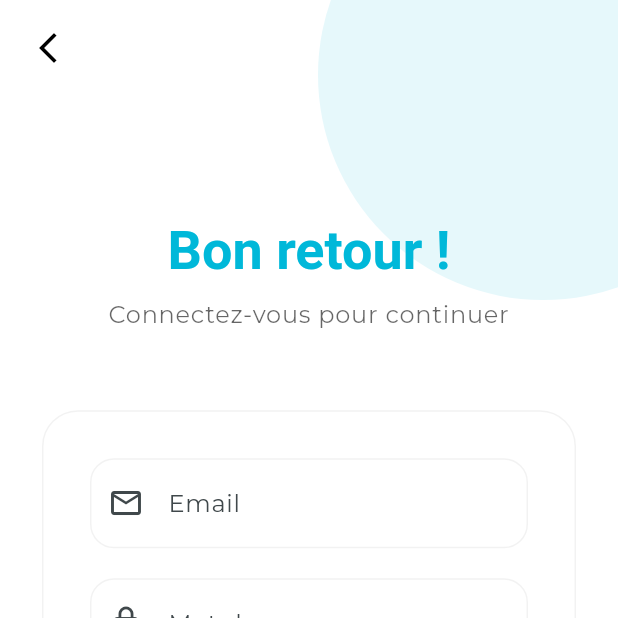
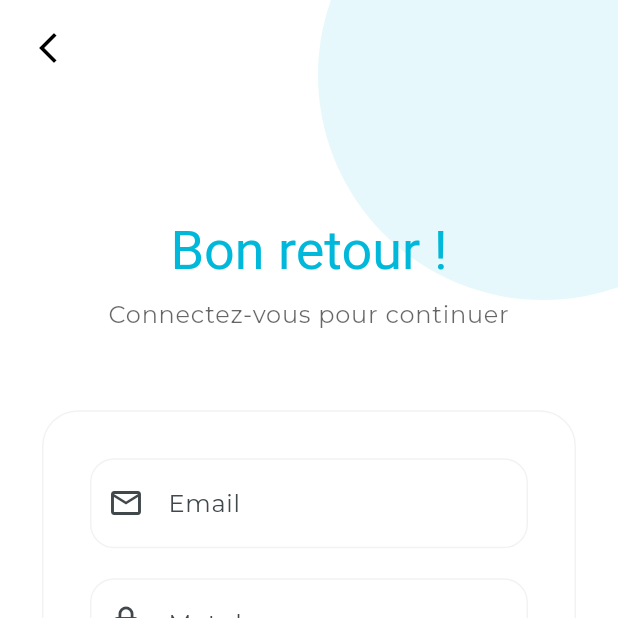
Before and after one commit to sandersdHES/whateka, a Flutter app: the screen it shows after launch, after a tap on "Se connecter", on a phone screen of 412 x 824 dp, the top half of it. Run offline on Flutter 3.47's test engine with Material 3 defaults, Android fonts, the phone set to English and light mode, and no system bars; our stand-ins replace firebase_core, flutter_map, geolocator, google_fonts, latlong2, supabase_flutter; accounts and stored records are empty.

Commit message:
Pour Louisa

```diff
--- a/lib/screens/home_menu_screen.dart
+++ b/lib/screens/home_menu_screen.dart
@@ -127,7 +127,7 @@ class _HomeMenuScreenState extends State<HomeMenuScreen> {
                         style: GoogleFonts.concertOne(
                           fontSize: 36,
                           height: 1.2,
-                          color: AppColors.black,
+                          color: AppColors.cyan,
                         ),
                       ),
                     ),
--- a/lib/screens/home_screen.dart
+++ b/lib/screens/home_screen.dart
@@ -51,7 +51,7 @@ class HomeScreen extends StatelessWidget {
                     Text(
                       'WHATEKA',
                       style: Theme.of(context).textTheme.displayLarge?.copyWith(
-                            fontWeight: FontWeight.bold,
+                            fontWeight: FontWeight.normal,
                             color: AppColors.cyan,
                           ),
                     ),
--- a/lib/screens/login_screen.dart
+++ b/lib/screens/login_screen.dart
@@ -120,7 +120,7 @@ class _LoginScreenState extends State<LoginScreen> {
                         style:
                             Theme.of(context).textTheme.displaySmall?.copyWith(
                                   color: AppColors.cyan,
-                                  fontWeight: FontWeight.bold,
+                                  fontWeight: FontWeight.normal,
                                 ),
                       ),
                       const SizedBox(height: 8),
```
